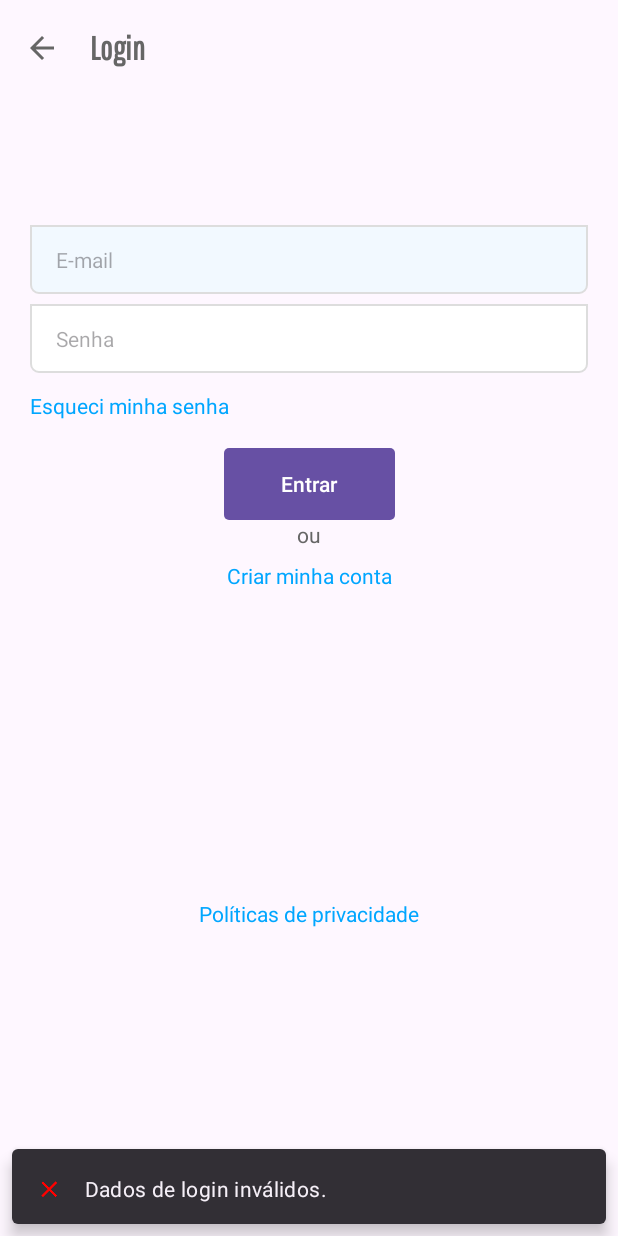
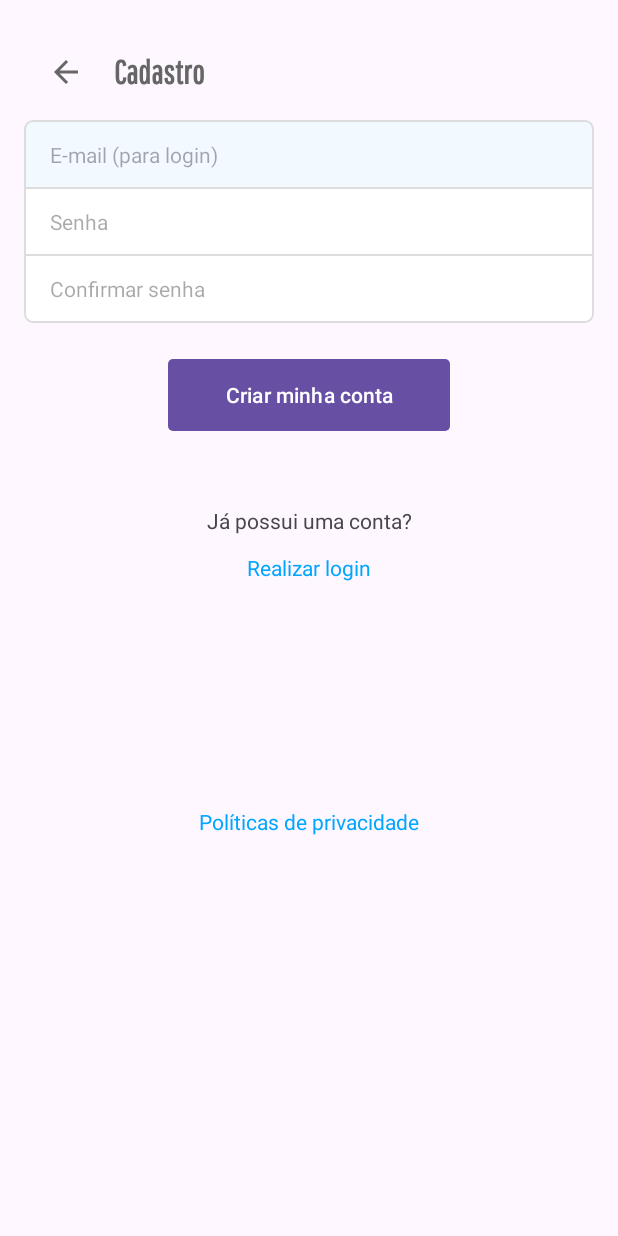
Before and after one commit to MateusLima011/ECommerce_shoes, an Android app built with Jetpack Compose: the LoginActivity screen opened directly, with no data from a screen before it, after a tap on "Criar minha conta", on a phone screen of 412 x 824 dp. Run offline under Robolectric (Android 15) with nearby library versions, the phone set to English and light mode, and no system bars; libraries missing offline, so code that uses them is left out: com.blankj.utilcode; Roboto replaces fonts that are not available here; 1 statement that could not run was skipped; 2 other taps on this screen came first.

Commit message:
Tela de Cadastro Concluida e a Logica de Validação de Dados Dentro Da Activity

```diff
--- a/app/src/main/java/com/example/ecommerce_shoes/ui/ForgotPasswordActivity.kt
+++ b/app/src/main/java/com/example/ecommerce_shoes/ui/ForgotPasswordActivity.kt
@@ -15,6 +15,8 @@ class ForgotPasswordActivity : FormActivity<ContentForgotPasswordBinding>() {
 
     override fun initActivity() {
         binding.etEmail.validate({ it.isValidEmail() }, getString(R.string.invalid_email))
+        setSupportActionBar(binding.toolbarForgotPassword.toolbar)
+        supportActionBar?.setDisplayHomeAsUpEnabled(true)
         initViews()
     }
 
@@ -40,6 +42,7 @@ class ForgotPasswordActivity : FormActivity<ContentForgotPasswordBinding>() {
         binding.proxyScreenForm.flProxyContainer.visibility =
             if (status) View.VISIBLE else View.GONE
     }
+
     private fun backEndFakeDelay() {
         Handler(Looper.getMainLooper()).postDelayed({
             showProxy(false)
@@ -49,7 +52,7 @@ class ForgotPasswordActivity : FormActivity<ContentForgotPasswordBinding>() {
             snackBarFeedback(
                 binding.root,
                 status = false,
-                message = getString(R.string.invalid_login)
+                message = getString(R.string.invalid_login_email)
             )
         }, 1000)
     }
--- a/app/src/main/java/com/example/ecommerce_shoes/ui/LoginActivity.kt
+++ b/app/src/main/java/com/example/ecommerce_shoes/ui/LoginActivity.kt
@@ -88,8 +88,8 @@ open class LoginActivity : FormActivity<ActivityLoginBinding>(), TextView.OnEdit
     }
 
     private fun callSingUpActivity() {
-        Toast.makeText(this, "TODO: callSingUpActivity", Toast.LENGTH_SHORT)
-            .show()
+        val intent = Intent(this, SignUpActivity::class.java)
+        startActivity(intent)
     }
 
     private fun callPrivacyPolicyFragment() {
--- a/app/src/main/res/layout/content_forgot_password.xml
+++ b/app/src/main/res/layout/content_forgot_password.xml
@@ -6,12 +6,16 @@
     android:padding="16dp">
 
     <include
+        android:id="@+id/toolbarForgotPassword"
+        layout="@layout/app_bar"/>
+
+    <include
         android:id="@+id/infoBlockForgotPassword"
         layout="@layout/info_block"
         android:layout_width="match_parent"
         android:layout_height="wrap_content"
         android:layout_marginTop="24dp"
-        app:layout_constraintTop_toTopOf="parent" />
+        app:layout_constraintTop_toBottomOf="@id/toolbarForgotPassword" />
 
     <EditText
         android:id="@+id/etEmail"
--- /dev/null
+++ b/app/src/main/res/layout/content_sign_up.xml
@@ -0,0 +1,105 @@
+<?xml version="1.0" encoding="utf-8"?>
+<androidx.constraintlayout.widget.ConstraintLayout
+    xmlns:android="http://schemas.android.com/apk/res/android"
+    xmlns:app="http://schemas.android.com/apk/res-auto"
+    android:layout_width="match_parent"
+    android:layout_height="match_parent"
+    android:padding="16dp">
+
+    <include
+        android:id="@+id/toolbarSignUp"
+        layout="@layout/app_bar" />
+
+    <LinearLayout
+        android:id="@+id/ll_container_fields"
+        android:layout_width="0dp"
+        android:layout_height="wrap_content"
+        android:orientation="vertical"
+        app:layout_constraintEnd_toEndOf="parent"
+        app:layout_constraintStart_toStartOf="parent"
+        app:layout_constraintTop_toBottomOf="@id/toolbarSignUp">
+
+        <EditText
+            android:id="@+id/et_email"
+            style="@style/EditTextFormField"
+            android:layout_width="match_parent"
+            android:autofillHints=""
+            android:background="@drawable/bg_form_field_top"
+            android:hint="@string/hint_email_to_login"
+            android:imeOptions="actionNext"
+            android:inputType="textEmailAddress" />
+
+        <EditText
+            android:id="@+id/et_password"
+            style="@style/EditTextFormField"
+            android:layout_width="match_parent"
+            android:layout_marginTop="-1dp"
+            android:autofillHints=""
+            android:background="@drawable/bg_form_field_sqr"
+            android:hint="@string/hint_password"
+            android:imeOptions="actionNext"
+            android:inputType="textPassword" />
+
+        <EditText
+            android:id="@+id/et_confirm_password"
+            style="@style/EditTextFormField"
+            android:layout_width="match_parent"
+            android:layout_marginTop="-1dp"
+            android:autofillHints=""
+            android:background="@drawable/bg_form_field_bottom"
+            android:hint="@string/hint_confirm_password"
+            android:imeOptions="actionDone"
+            android:inputType="textPassword" />
+    </LinearLayout>
+
+
+    <Button
+        android:id="@+id/bt_sign_up"
+        style="@style/ButtonForm"
+        android:layout_marginTop="24dp"
+        android:text="@string/sign_up"
+        app:layout_constraintEnd_toEndOf="parent"
+        app:layout_constraintStart_toStartOf="parent"
+        app:layout_constraintTop_toBottomOf="@+id/ll_container_fields" />
+
+    <TextView
+        android:id="@+id/login"
+        android:layout_width="wrap_content"
+        android:layout_height="wrap_content"
+        android:layout_marginTop="50dp"
+        android:text="Já possui uma conta?"
+        app:layout_constraintEnd_toEndOf="parent"
+        app:layout_constraintStart_toStartOf="parent"
+        app:layout_constraintTop_toBottomOf="@id/bt_sign_up" />
+
+
+    <TextView
+        android:id="@+id/tv_login"
+        style="@style/TextViewLink"
+        android:layout_marginTop="12dp"
+        android:text="@string/do_login"
+        app:layout_constraintStart_toStartOf="parent"
+        app:layout_constraintEnd_toEndOf="parent"
+        app:layout_constraintTop_toBottomOf="@id/login" />
+
+    <include
+        android:id="@+id/privacyPolicySignUp"
+        layout="@layout/text_view_privacy_policy_login"
+        android:layout_width="wrap_content"
+        android:layout_height="wrap_content"
+        app:layout_constraintBottom_toBottomOf="parent"
+        app:layout_constraintStart_toStartOf="parent"
+        app:layout_constraintEnd_toEndOf="parent"
+        app:layout_constraintTop_toBottomOf="@id/bt_sign_up" />
+
+    <include
+        android:id="@+id/proxyScreenSignUp"
+        layout="@layout/proxy_screen"
+        android:layout_width="match_parent"
+        android:layout_height="0dp"
+        app:layout_constraintBottom_toBottomOf="parent"
+        app:layout_constraintEnd_toEndOf="parent"
+        app:layout_constraintStart_toStartOf="parent"
+        app:layout_constraintTop_toTopOf="parent" />
+
+</androidx.constraintlayout.widget.ConstraintLayout>
--- a/app/src/main/res/values/strings.xml
+++ b/app/src/main/res/values/strings.xml
@@ -177,5 +177,20 @@
         E-mail não encontrado em nossa base de dados.
     </string>
 
+    <string name="title_activity_sign_up">
+        Cadastro
+    </string>
+
+    <string name="hint_email_to_login">E-mail (para login)</string>
+    <string name="hint_confirm_password">Confirmar senha</string>
+    <string name="do_login">Realizar login</string>
+    <string name="sign_upCreate">Cadastrar</string>
+    <string name="sign_up_going">Cadastrando&#8230;</string>
+    <string name="invalid_sign_up_email">
+        E-mail já cadastrado.
+    </string>
+    <string name="invalid_confirmed_password">
+        Confirme a senha informada no campo acima.
+    </string>
 
 </resources>
```
Also changed, not shown: app/src/main/AndroidManifest.xml (+7 -2 lines), app/src/main/java/com/example/ecommerce_shoes/ui/SignUpActivity.kt (added, +127 -0 lines).
